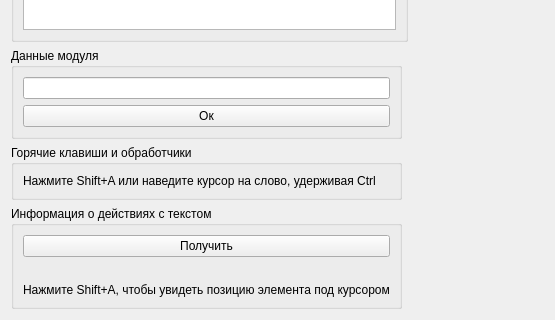
Old version of the form seviz/modules/EngineTest/enginetestwidget.ui in the repository eltimen/seviz; both pictures show x 0 to 555 and y 252 to 572 of the 555 by 572 pixel window.
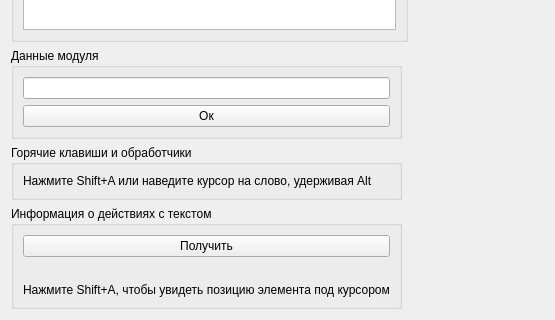
New version of the form.

What changed in the file:
```diff
--- a/seviz/modules/EngineTest/enginetestwidget.ui
+++ b/seviz/modules/EngineTest/enginetestwidget.ui
@@ -72,7 +72,7 @@
       <item>
        <widget class="QLabel" name="label_5">
         <property name="text">
-         <string>&lt;html&gt;&lt;head/&gt;&lt;body&gt;&lt;p&gt;Нажмите Shift+A или наведите курсор на слово, удерживая Ctrl&lt;/p&gt;&lt;/body&gt;&lt;/html&gt;</string>
+         <string>&lt;html&gt;&lt;head/&gt;&lt;body&gt;&lt;p&gt;Нажмите Shift+A или наведите курсор на слово, удерживая Alt&lt;/p&gt;&lt;/body&gt;&lt;/html&gt;</string>
         </property>
        </widget>
       </item>
```
